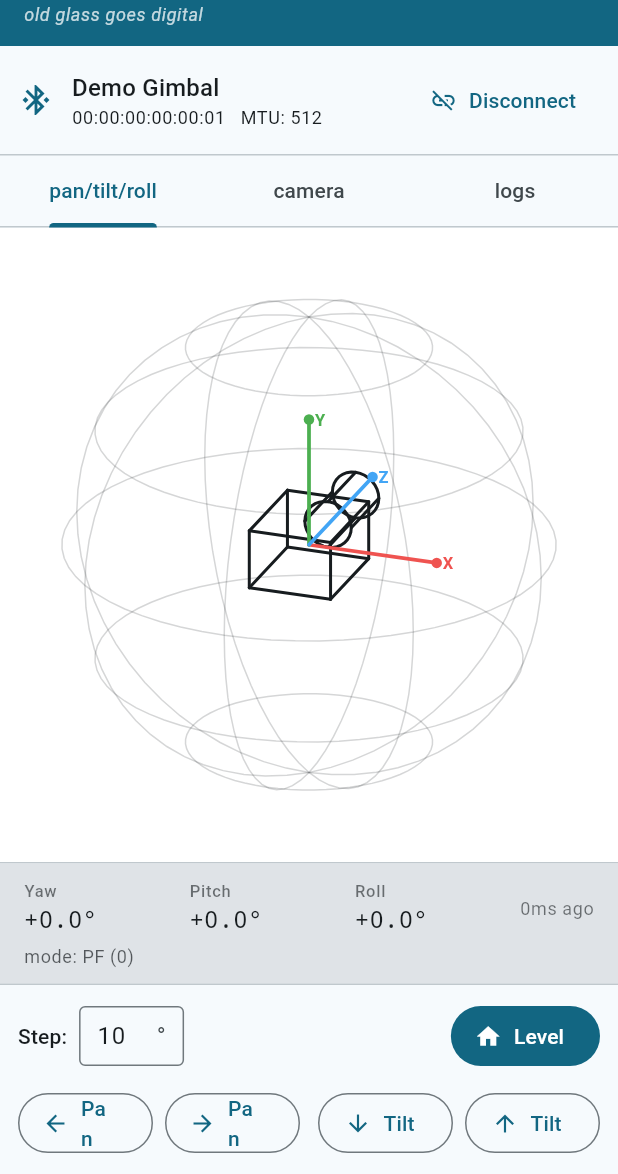
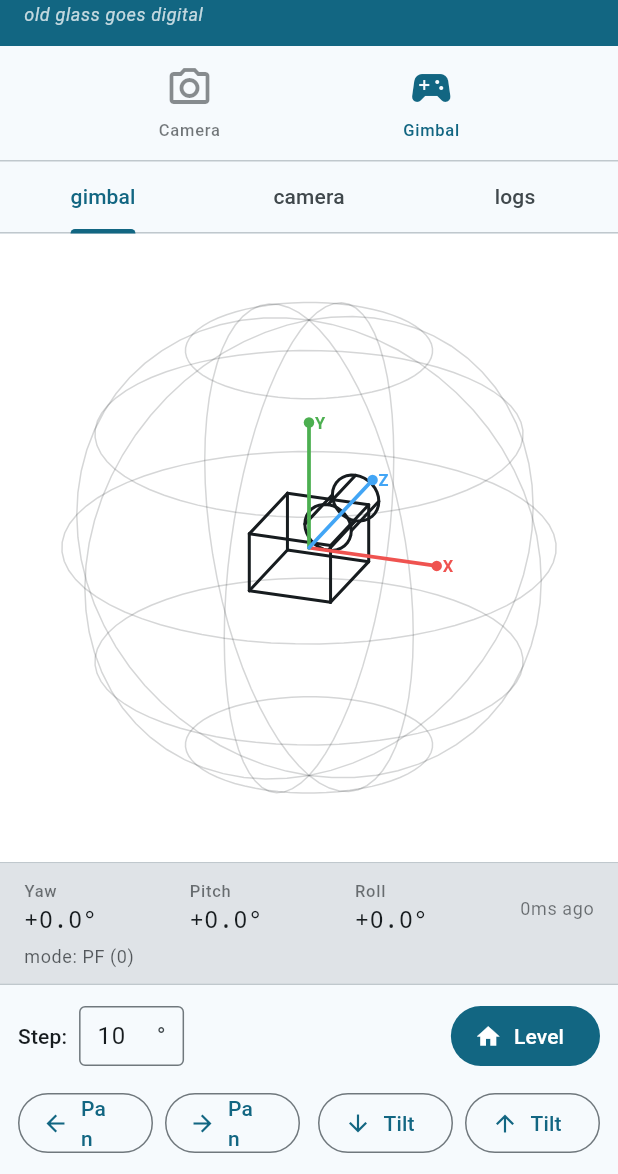
Before and after one commit to nidwe72/sciens_gimbal_controller, a Flutter app: the screen it shows after launch, after a tap on "Demo Gimbal", on a phone screen of 412 x 824 dp, the part 62-1236 px from its top. Run offline on Flutter 3.47's test engine with Material 3 defaults, Android fonts, the phone set to English and light mode, and no system bars; our stand-ins replace flutter_blue_plus, flutter_riverpod, permission_handler; network calls fail.

Commit message:
PR 11/5: insert DevicesPanel into PlaygroundScreen
Restructure PlaygroundScreen to host the new DevicesPanel instead of
the gimbal-only _ConnectionSummary, and to no longer hard-couple to
the gimbal connection:

- Drop the post-frame kick-back-to-ConnectScreen on gimbal drop
  (the new UX leaves the user on the playground; the device icon
  just flips back to its disconnected state).
- Swap _ConnectionSummary for const DevicesPanel() in the body
  Column.
- Rename the first tab label 'pan/tilt/roll' → 'gimbal' (matching
  the existing lowercase tab convention).
- Simplify PopScope: still disconnect everything + stop diagnostics
  on back-press, but drop the pushReplacement to ConnectScreen and
  just allow the route to pop.
- Drop the unused 'final conn = ref.watch(gimbalConnectionProvider)'
  binding (DevicesPanel and ControlsTab each watch the provider
  themselves) and delete the _ConnectionSummary class.
- Imports: drop connect_screen.dart, add devices_panel.dart.

App launch flow is still ConnectScreen → PlaygroundScreen at this
phase (main.dart switches in phase 8). What's visible now: tap the
camera / gimbal icons on the playground to open the connect sheets;
disconnecting a device no longer bounces back to ConnectScreen.

Co-Authored-By: Claude Opus 4.7 (1M context) <noreply@anthropic.com>

```diff
--- a/lib/ui/playground_screen.dart
+++ b/lib/ui/playground_screen.dart
@@ -4,7 +4,7 @@ import 'package:flutter_riverpod/flutter_riverpod.dart';
 import '../camera/camera_connection.dart';
 import '../camera/camera_diagnostics.dart';
 import '../state/gimbal_connection.dart';
-import 'connect_screen.dart';
+import 'devices_panel.dart';
 import 'header.dart';
 import 'tabs/camera_tab.dart';
 import 'tabs/controls_tab.dart';
@@ -60,19 +60,6 @@ class _PlaygroundScreenState extends ConsumerState<PlaygroundScreen>
 
   @override
   Widget build(BuildContext context) {
-    final conn = ref.watch(gimbalConnectionProvider);
-
-    // If the connection dropped, kick back to ConnectScreen.
-    if (!conn.connecting && !conn.isConnected) {
-      WidgetsBinding.instance.addPostFrameCallback((_) {
-        if (context.mounted) {
-          Navigator.of(context).pushReplacement(
-            MaterialPageRoute(builder: (_) => const ConnectScreen()),
-          );
-        }
-      });
-    }
-
     return PopScope(
       canPop: false,
       onPopInvokedWithResult: (didPop, _) async {
@@ -80,25 +67,20 @@ class _PlaygroundScreenState extends ConsumerState<PlaygroundScreen>
         // Disconnect both transports cleanly, and stop the diagnostics
         // HTTP server so no socket is orphaned.
         await ref.read(cameraDiagnosticsProvider).stopServer();
-        final cam = ref.read(cameraConnectionProvider);
-        await cam.disconnect();
-        await conn.disconnect();
-        if (context.mounted) {
-          Navigator.of(context).pushReplacement(
-            MaterialPageRoute(builder: (_) => const ConnectScreen()),
-          );
-        }
+        await ref.read(cameraConnectionProvider).disconnect();
+        await ref.read(gimbalConnectionProvider).disconnect();
+        if (context.mounted) Navigator.of(context).pop();
       },
       child: Scaffold(
         appBar: const AppHeader(),
         body: Column(
           children: [
-            _ConnectionSummary(conn: conn),
+            const DevicesPanel(),
             const Divider(height: 1),
             TabBar(
               controller: _tabController,
               tabs: const [
-                Tab(text: 'pan/tilt/roll'),
+                Tab(text: 'gimbal'),
                 Tab(text: 'camera'),
                 Tab(text: 'logs'),
               ],
@@ -126,48 +108,3 @@ class _PlaygroundScreenState extends ConsumerState<PlaygroundScreen>
     );
   }
 }
-
-class _ConnectionSummary extends StatelessWidget {
-  const _ConnectionSummary({required this.conn});
-  final GimbalConnection conn;
-
-  @override
-  Widget build(BuildContext context) {
-    final theme = Theme.of(context);
-    return Padding(
-      padding: const EdgeInsets.all(12),
-      child: Row(
-        children: [
-          Icon(Icons.bluetooth_connected, color: theme.colorScheme.primary),
-          const SizedBox(width: 12),
-          Expanded(
-            child: Column(
-              crossAxisAlignment: CrossAxisAlignment.start,
-              children: [
-                Text(
-                  conn.connectedName ?? '(no device)',
-                  style: theme.textTheme.titleMedium,
-                ),
-                Text(
-                  '${conn.connectedId ?? "—"}   MTU: ${conn.mtu ?? "—"}',
-                  style: theme.textTheme.bodySmall,
-                ),
-              ],
-            ),
-          ),
-          TextButton.icon(
-            onPressed: () async {
-              await conn.disconnect();
-              if (!context.mounted) return;
-              Navigator.of(context).pushReplacement(
-                MaterialPageRoute(builder: (_) => const ConnectScreen()),
-              );
-            },
-            icon: const Icon(Icons.link_off, size: 18),
-            label: const Text('Disconnect'),
-          ),
-        ],
-      ),
-    );
-  }
-}
```
